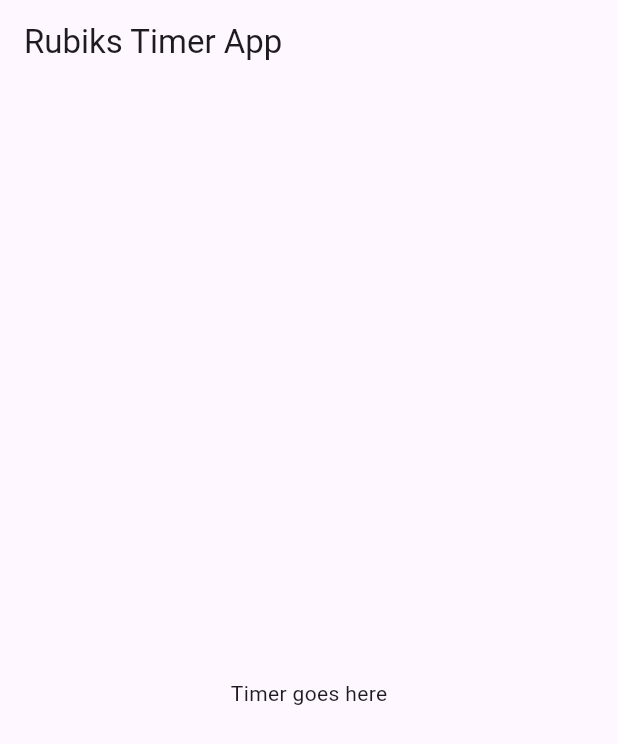
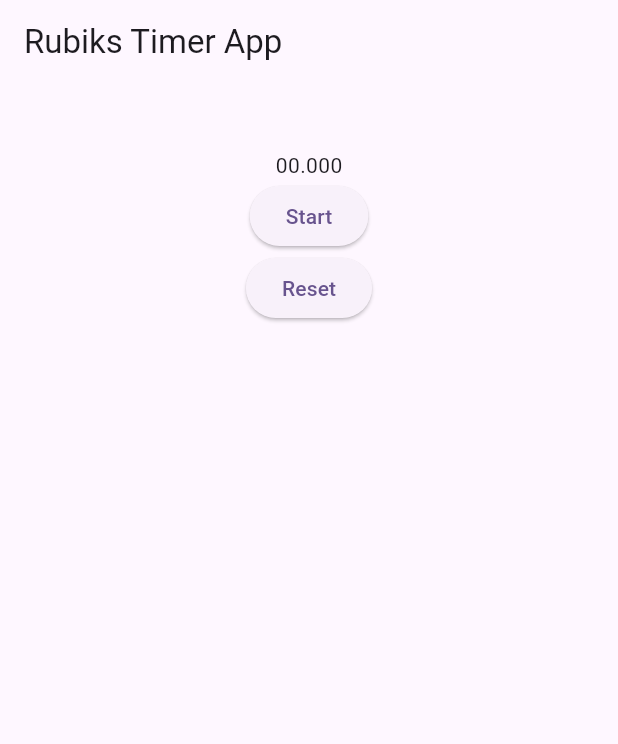
Before and after one commit to HectorZR/rubik-history-app, a Flutter app: the screen it shows after launch, on a phone screen of 412 x 824 dp. Shown: the top 744 px of the screen. Run offline on Flutter 3.47's test engine with Material 2 defaults, Android fonts, the phone set to English and light mode, and no system bars.

Commit message:
Added Stopwatch widget

```diff
--- a/lib/screens/home/home.dart
+++ b/lib/screens/home/home.dart
@@ -1,4 +1,5 @@
 import 'package:flutter/material.dart';
+import 'package:mobile_app/screens/home/widgets/stop_watch/stop_watch.dart';
 import 'package:mobile_app/widgets/custom_scaffold/custom_scaffold.dart';
 
 class Home extends StatelessWidget {
@@ -6,6 +7,6 @@ class Home extends StatelessWidget {
 
   @override
   Widget build(BuildContext context) {
-    return const CustomScaffold(body: Center(child: Text('Timer goes here')));
+    return const CustomScaffold(body: StopWatch());
   }
 }
--- /dev/null
+++ b/lib/screens/home/widgets/stop_watch/stop_watch.dart
@@ -0,0 +1,77 @@
+import 'package:flutter/material.dart';
+import 'dart:async';
+
+class StopWatch extends StatefulWidget {
+  const StopWatch({Key? key}) : super(key: key);
+
+  @override
+  State<StopWatch> createState() => _StopWatchState();
+}
+
+class _StopWatchState extends State<StopWatch> {
+  bool _isTimeRunning = false;
+  Duration _duration = const Duration();
+  late Timer timer;
+
+  void _handleStopwatch() {
+    setState(() {
+      if (_isTimeRunning) {
+        _isTimeRunning = false;
+        return;
+      }
+
+      timer = Timer.periodic(const Duration(milliseconds: 1), (_) {
+        _handleStopwatchTick();
+      });
+      _isTimeRunning = true;
+
+      _resetStopwatch();
+    });
+  }
+
+  void _handleStopwatchTick() {
+    setState(() {
+      if (_isTimeRunning) {
+        _duration += const Duration(milliseconds: 1);
+        return;
+      }
+      timer.cancel();
+    });
+  }
+
+  void _resetStopwatch() {
+    setState(() {
+      _duration = const Duration();
+    });
+  }
+
+  String _getTime() {
+    final String minutesString = _duration.inMinutes.toString().padLeft(2, '0');
+    final String secondsString =
+        (_duration.inSeconds % 60).toString().padLeft(2, '0');
+    final String milisecondsString =
+        (_duration.inMilliseconds % 1000).toString().padLeft(3, '0');
+    String time = '';
+
+    if (_duration.inMinutes == 0) {
+      time = '$secondsString.$milisecondsString';
+    } else {
+      time = '$minutesString:$secondsString.$milisecondsString';
+    }
+
+    return time;
+  }
+
+  @override
+  Widget build(BuildContext context) {
+    return Center(
+        child: Column(children: [
+      Text(_getTime()),
+      ElevatedButton(
+        onPressed: _handleStopwatch,
+        child: Text(_isTimeRunning ? 'Stop' : 'Start'),
+      ),
+      ElevatedButton(onPressed: _resetStopwatch, child: const Text('Reset'))
+    ]));
+  }
+}
```
Also changed, not shown: lib/main.dart (+0 -88 lines).
